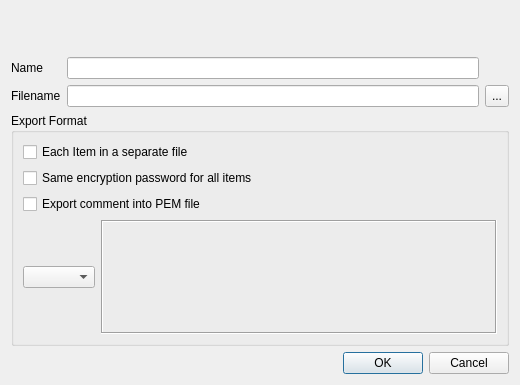
This is ui/ExportDialog.ui in chris2511/xca as Qt 5 draws it before an edit. The edited form follows.
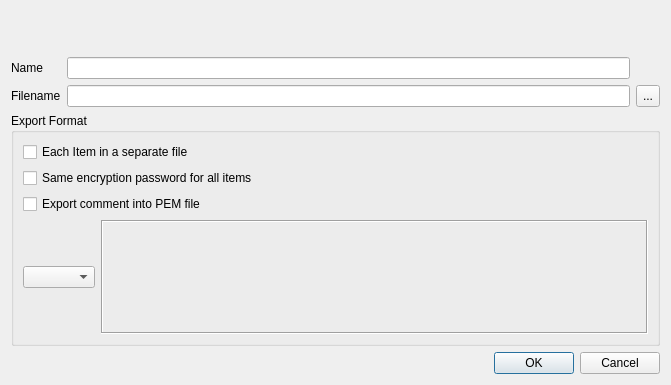
This is the edited form. Custom widgets are drawn as their Qt base class.

Diff of the .ui file:
```diff
--- a/ui/ExportDialog.ui
+++ b/ui/ExportDialog.ui
@@ -6,7 +6,7 @@
    <rect>
     <x>0</x>
     <y>0</y>
-    <width>520</width>
+    <width>671</width>
     <height>385</height>
    </rect>
   </property>
```
